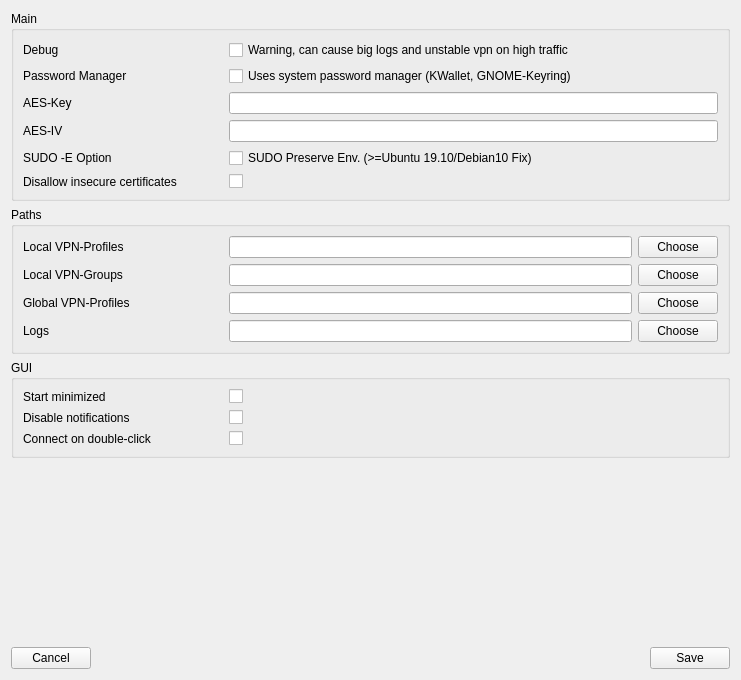
Before: the Qt Designer form openfortigui/vpnsetting.ui in theinvisible/openfortigui, drawn with Qt 5.
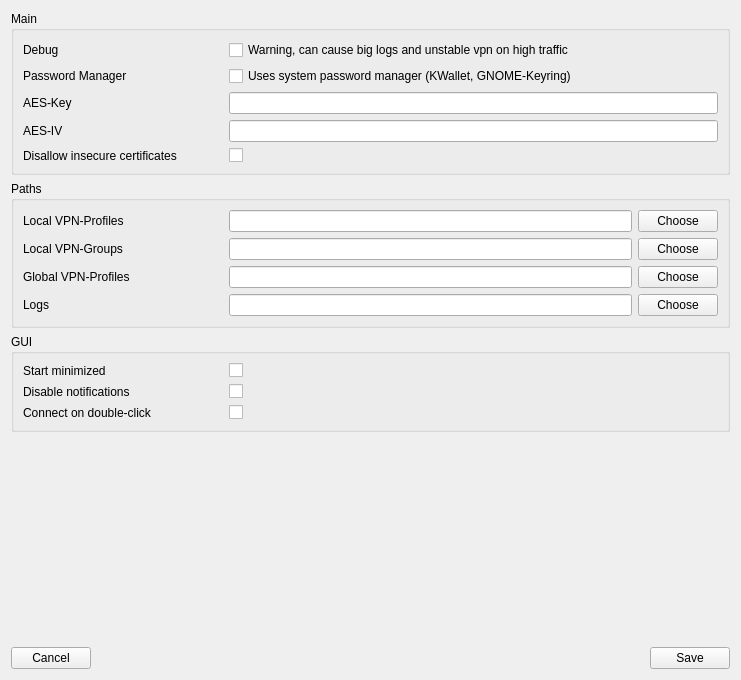
After: the same form once the commit is applied.

What changed in the file:
```diff
--- a/openfortigui/vpnsetting.ui
+++ b/openfortigui/vpnsetting.ui
@@ -95,7 +95,7 @@
          <widget class="QLineEdit" name="leAESIV"/>
         </item>
         <item row="4" column="0">
-         <widget class="QLabel" name="label_10">
+         <widget class="QLabel" name="label_13">
           <property name="minimumSize">
            <size>
             <width>200</width>
@@ -103,25 +103,11 @@
            </size>
           </property>
           <property name="text">
-           <string>SUDO -E Option</string>
-          </property>
-         </widget>
-        </item>
-        <item row="4" column="1">
-         <widget class="QCheckBox" name="cbSUDOPreserveEnv">
-          <property name="text">
-           <string>SUDO Preserve Env. (&gt;=Ubuntu 19.10/Debian10 Fix)</string>
-          </property>
-         </widget>
-        </item>
-        <item row="5" column="0">
-         <widget class="QLabel" name="label_13">
-          <property name="text">
            <string>Disallow insecure certificates</string>
           </property>
          </widget>
         </item>
-        <item row="5" column="1">
+        <item row="4" column="1">
          <widget class="QCheckBox" name="cbDisallowUnsecureCertificates">
           <property name="text">
            <string/>
```
